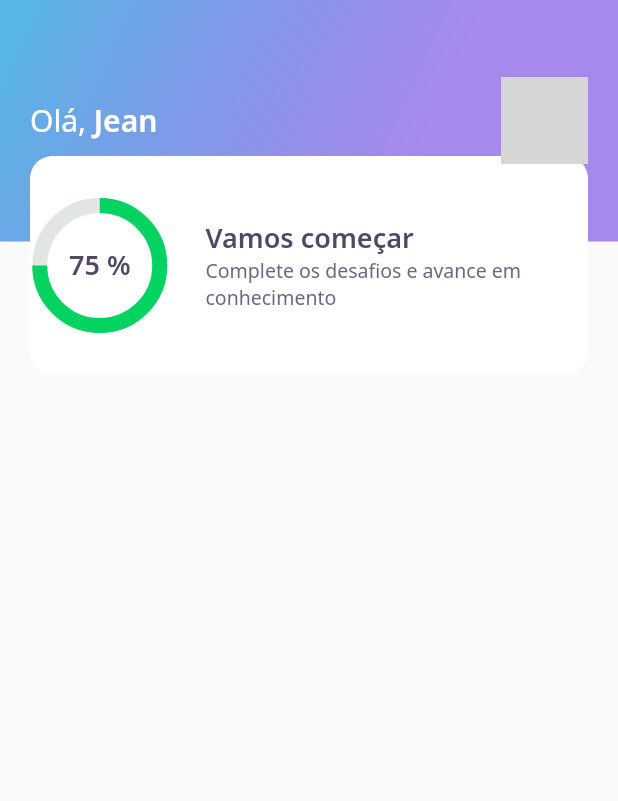
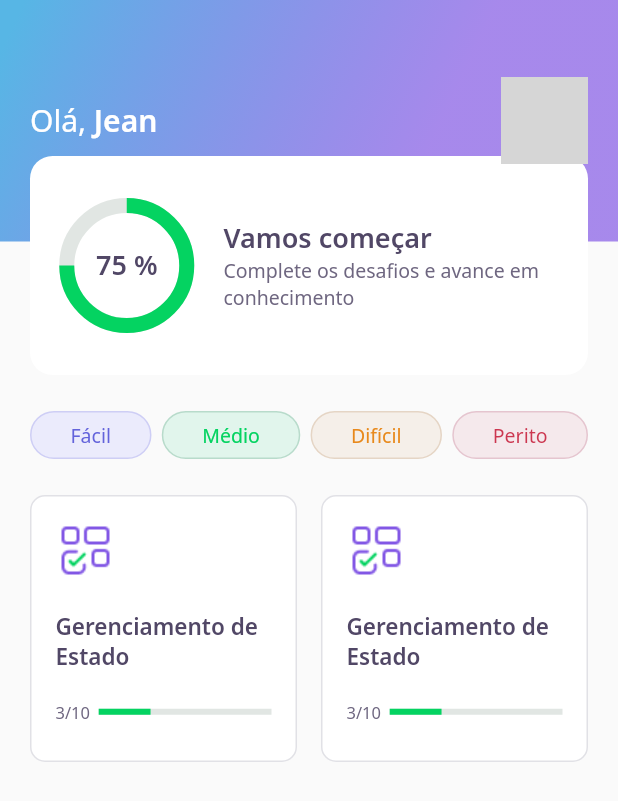
Before and after one commit to jeansbitencourt/dev-quiz-app, a Flutter app: the HomePage screen opened directly, on a phone screen of 412 x 824 dp. Shown: the top 801 px of the screen. Run offline on Flutter 3.47's test engine with Material 2 defaults, Android fonts, the phone set to English and light mode, and no system bars; our stand-ins replace google_fonts; network calls fail; grey boxes are pictures that could not be loaded.

Commit message:
Continuação dos widgets da home e iniciada construção da página challenge

```diff
--- a/lib/core/app_widget.dart
+++ b/lib/core/app_widget.dart
@@ -1,5 +1,4 @@
-import 'package:devquiz/home/home_page.dart';
-import 'package:devquiz/splash/splash_page.dart';
+import 'package:devquiz/challenge/challenge_page.dart';
 import 'package:flutter/material.dart';
 
 class AppWidget extends StatelessWidget {
@@ -8,7 +7,7 @@ class AppWidget extends StatelessWidget {
     return MaterialApp(
       debugShowCheckedModeBanner: false,
       title: "DevQuiz",
-      home: HomePage(),
+      home: ChallengePage(),
     );
   }
 }
--- a/lib/home/home_page.dart
+++ b/lib/home/home_page.dart
@@ -1,4 +1,6 @@
 import 'package:devquiz/home/widgets/appbar/app_bar_widget.dart';
+import 'package:devquiz/home/widgets/level_button/level_button_widget.dart';
+import 'package:devquiz/home/widgets/quiz_card/quiz_card_widget.dart';
 import 'package:flutter/material.dart';
 
 class HomePage extends StatefulWidget {
@@ -11,6 +13,39 @@ class _HomePageState extends State<HomePage> {
   Widget build(BuildContext context) {
     return Scaffold(
       appBar: AppBarWidget(),
+      body: Padding(
+        padding: const EdgeInsets.symmetric(horizontal: 20),
+        child: Column(
+          children: [
+            SizedBox(
+              height: 24,
+            ),
+            Row(
+              mainAxisAlignment: MainAxisAlignment.spaceBetween,
+              children: [
+                LevelButtonWidget(label: "Fácil"),
+                LevelButtonWidget(label: "Médio"),
+                LevelButtonWidget(label: "Difícil"),
+                LevelButtonWidget(label: "Perito"),
+              ],
+            ),
+            SizedBox(
+              height: 24,
+            ),
+            Expanded(
+              child: GridView.count(
+                crossAxisSpacing: 16,
+                mainAxisSpacing: 16,
+                crossAxisCount: 2,
+                children: [
+                  QuizCardWidget(),
+                  QuizCardWidget(),
+                ],
+              ),
+            ),
+          ],
+        ),
+      ),
     );
   }
 }
--- /dev/null
+++ b/lib/home/widgets/level_button/level_button_widget.dart
@@ -0,0 +1,66 @@
+import 'package:devquiz/core/app_colors.dart';
+import 'package:flutter/material.dart';
+import 'package:google_fonts/google_fonts.dart';
+
+class LevelButtonWidget extends StatelessWidget {
+  final String label;
+
+  LevelButtonWidget({
+    Key? key,
+    required this.label,
+  })   : assert(["Fácil", "Médio", "Difícil", "Perito"].contains(label)),
+        super(key: key);
+
+  final config = {
+    "Fácil": {
+      "color": AppColors.levelButtonFacil,
+      "borderColor": AppColors.levelButtonBorderFacil,
+      "fontColor": AppColors.levelButtonTextFacil,
+    },
+    "Médio": {
+      "color": AppColors.levelButtonMedio,
+      "borderColor": AppColors.levelButtonBorderMedio,
+      "fontColor": AppColors.levelButtonTextMedio,
+    },
+    "Difícil": {
+      "color": AppColors.levelButtonDificil,
+      "borderColor": AppColors.levelButtonBorderDificil,
+      "fontColor": AppColors.levelButtonTextDificil,
+    },
+    "Perito": {
+      "color": AppColors.levelButtonPerito,
+      "borderColor": AppColors.levelButtonBorderPerito,
+      "fontColor": AppColors.levelButtonTextPerito,
+    }
+  };
+
+  Color get color => config[label]!['color']!;
+  Color get borderColor => config[label]!['borderColor']!;
+  Color get fontColor => config[label]!['fontColor']!;
+
+  @override
+  Widget build(BuildContext context) {
+    return Container(
+      decoration: BoxDecoration(
+        color: color,
+        borderRadius: BorderRadius.circular(28),
+        border: Border.fromBorderSide(
+          BorderSide(color: borderColor),
+        ),
+      ),
+      child: Padding(
+        padding: const EdgeInsets.symmetric(
+          horizontal: 26,
+          vertical: 6,
+        ),
+        child: Text(
+          label,
+          style: GoogleFonts.notoSans(
+            color: fontColor,
+            fontSize: 13,
+          ),
+        ),
+      ),
+    );
+  }
+}
--- /dev/null
+++ b/lib/home/widgets/quiz_card/quiz_card_widget.dart
@@ -0,0 +1,56 @@
+import 'package:devquiz/core/app_colors.dart';
+import 'package:devquiz/core/app_images.dart';
+import 'package:devquiz/core/app_text_styles.dart';
+import 'package:devquiz/shared/widgets/progress_indicator_widget/progress_indicator.dart';
+import 'package:flutter/material.dart';
+
+class QuizCardWidget extends StatelessWidget {
+  @override
+  Widget build(BuildContext context) {
+    return Container(
+      padding: EdgeInsets.all(16),
+      decoration: BoxDecoration(
+        border: Border.fromBorderSide(
+          BorderSide(color: AppColors.border),
+        ),
+        color: AppColors.white,
+        borderRadius: BorderRadius.circular(10),
+      ),
+      child: Column(
+        crossAxisAlignment: CrossAxisAlignment.start,
+        children: [
+          Container(
+            height: 40,
+            width: 40,
+            child: Image.asset(AppImages.blocks),
+          ),
+          SizedBox(
+            height: 20,
+          ),
+          Text(
+            "Gerenciamento de Estado",
+            style: AppTextStyles.heading15,
+          ),
+          SizedBox(
+            height: 20,
+          ),
+          Row(
+            children: [
+              Expanded(
+                flex: 1,
+                child: Text(
+                  "3/10",
+                  style: AppTextStyles.body11,
+                ),
+              ),
+              Expanded(
+                flex: 4,
+                child: ProgressIndicatorWidget(value: 0.3),
+              )
+            ],
+          )
+        ],
+      ),
+    );
+  }
+}
--- a/lib/home/widgets/score_card/score_card_widget.dart
+++ b/lib/home/widgets/score_card/score_card_widget.dart
@@ -14,7 +14,10 @@ class ScoreCardWidget extends StatelessWidget {
           color: AppColors.white,
           borderRadius: BorderRadius.circular(15),
         ),
+        child: Padding(
+          padding: const EdgeInsets.symmetric(horizontal: 24),
           child: Row(
+            mainAxisAlignment: MainAxisAlignment.center,
             children: [
               Expanded(flex: 1, child: ChartWidget()),
               Expanded(
@@ -40,6 +43,7 @@ class ScoreCardWidget extends StatelessWidget {
             ],
           ),
         ),
+      ),
     );
   }
 }
--- /dev/null
+++ b/lib/shared/widgets/progress_indicator_widget/progress_indicator.dart
@@ -0,0 +1,17 @@
+import 'package:devquiz/core/core.dart';
+import 'package:flutter/material.dart';
+
+class ProgressIndicatorWidget extends StatelessWidget {
+  final double value;
+
+  const ProgressIndicatorWidget({required this.value}) : super();
+
+  @override
+  Widget build(BuildContext context) {
+    return LinearProgressIndicator(
+      value: value,
+      backgroundColor: AppColors.chartSecondary,
+      valueColor: AlwaysStoppedAnimation<Color>(AppColors.chartPrimary),
+    );
+  }
+}
```
Also changed, not shown: lib/challenge/challenge_page.dart (added, +26 -0 lines), lib/challenge/widgets/answer/answer_widget.dart (added, +80 -0 lines), lib/challenge/widgets/question_indicator/question_indicator_widget.dart (added, +37 -0 lines), lib/challenge/widgets/quiz/quiz_widget.dart (added, +27 -0 lines). Lines whose indentation alone changed are shown as unchanged.
